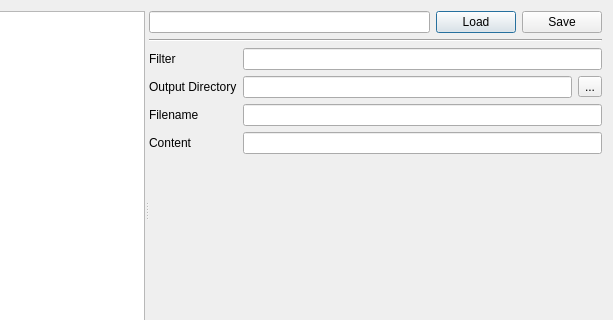
The window that ctie/exportDialog.ui (buganini/cluto) describes before a commit, drawn with Qt 5; both pictures show x 281 to 894 and y 0 to 320 of the 894 by 467 pixel window.
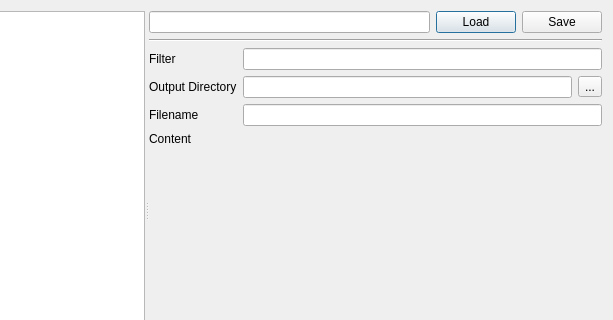
The same window after the commit.

Commit message: use QAutoEdit for export content field

Diff of the .ui file:
```diff
--- a/ctie/exportDialog.ui
+++ b/ctie/exportDialog.ui
@@ -89,9 +89,6 @@
            </property>
           </widget>
          </item>
-         <item row="3" column="1">
-          <widget class="QLineEdit" name="edit_content"/>
-         </item>
          <item row="2" column="0">
           <widget class="QLabel" name="label_3">
            <property name="text">
@@ -113,6 +110,9 @@
            </item>
           </layout>
          </item>
+         <item row="3" column="1">
+          <layout class="QGridLayout" name="edit_content_frame"/>
+         </item>
         </layout>
        </item>
        <item>
```
The commit also changes 2 other files.
